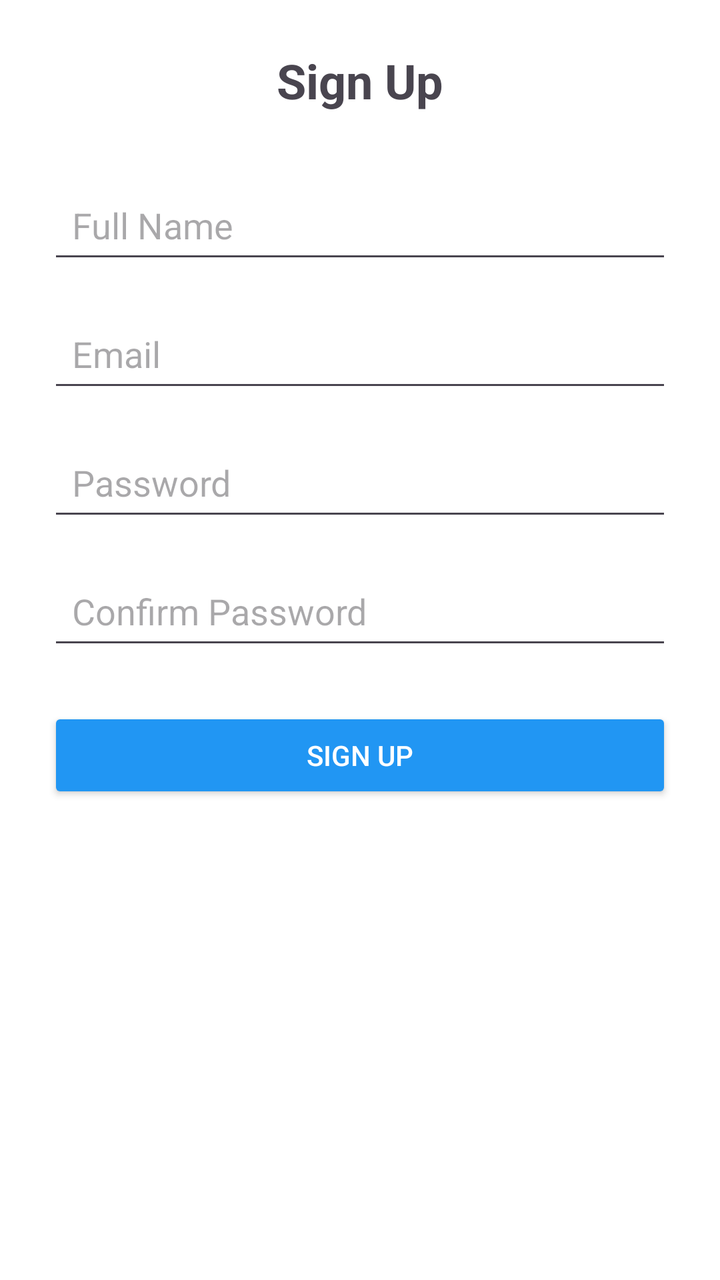
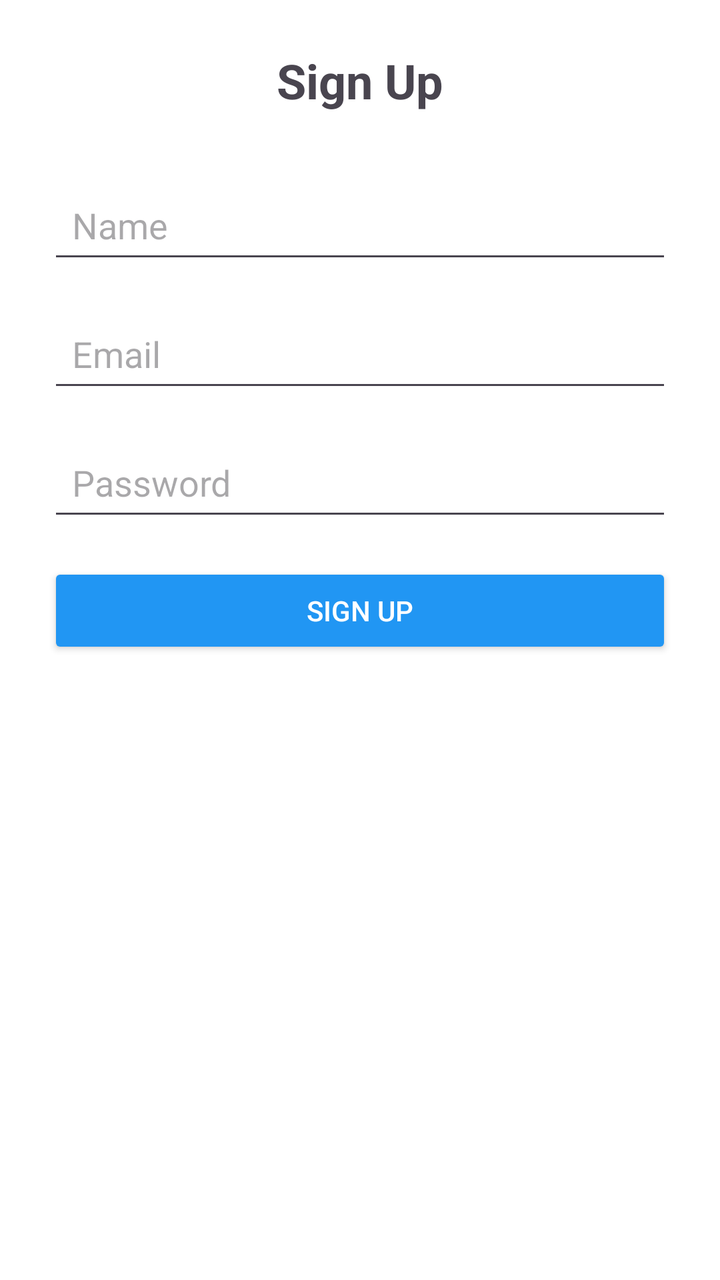

The first picture is an Android layout as it rendered before a commit; the second is the same layout after the commit. The layout source and the unified diff follow.
<!-- AndroidManifest.xml: application theme Theme.MyApplication -->
<!-- res/layout/activity_signup.xml -->
<?xml version="1.0" encoding="utf-8"?>
<ScrollView xmlns:android="http://schemas.android.com/apk/res/android"
    android:layout_width="match_parent"
    android:layout_height="match_parent"
    android:padding="24dp"
    android:background="#FFFFFF">

    <LinearLayout
        android:orientation="vertical"
        android:layout_width="match_parent"
        android:layout_height="wrap_content">

        <TextView
            android:layout_width="wrap_content"
            android:layout_height="wrap_content"
            android:text="Sign Up"
            android:textSize="24sp"
            android:textStyle="bold"
            android:layout_gravity="center_horizontal"
            android:layout_marginBottom="32dp" />

        <EditText
            android:id="@+id/editTextFullName"
            android:layout_width="match_parent"
            android:layout_height="wrap_content"
            android:hint="Full Name"
            android:inputType="textPersonName"
            android:padding="12dp"
            android:layout_marginBottom="16dp" />

        <EditText
            android:id="@+id/editTextEmail"
            android:layout_width="match_parent"
            android:layout_height="wrap_content"
            android:hint="Email"
            android:inputType="textEmailAddress"
            android:padding="12dp"
            android:layout_marginBottom="16dp" />

        <EditText
            android:id="@+id/editTextPassword"
            android:layout_width="match_parent"
            android:layout_height="wrap_content"
            android:hint="Password"
            android:inputType="textPassword"
            android:padding="12dp"
            android:layout_marginBottom="16dp" />

        <EditText
            android:id="@+id/editTextConfirmPassword"
            android:layout_width="match_parent"
            android:layout_height="wrap_content"
            android:hint="Confirm Password"
            android:inputType="textPassword"
            android:padding="12dp"
            android:layout_marginBottom="24dp" />

        <Button
            android:id="@+id/buttonSignup"
            android:layout_width="match_parent"
            android:layout_height="wrap_content"
            android:text="Sign Up"
            android:backgroundTint="#2196F3"
            android:textColor="#FFFFFF"
            android:padding="12dp" />

    </LinearLayout>
</ScrollView>
<!-- resources referenced by this layout -->
<resources>
  <style name="Theme.MyApplication" parent="Base.Theme.MyApplication" />
  <style name="Base.Theme.MyApplication" parent="Theme.Material3.DayNight.NoActionBar">
          
          
      </style>
</resources>

<!-- the commit's change to res/layout/activity_signup.xml (unified diff, before → after) -->
@@ -23,7 +23,7 @@
             android:id="@+id/editTextFullName"
             android:layout_width="match_parent"
             android:layout_height="wrap_content"
-            android:hint="Full Name"
+            android:hint= "Name"
             android:inputType="textPersonName"
             android:padding="12dp"
             android:layout_marginBottom="16dp" />
@@ -46,15 +46,6 @@
             android:padding="12dp"
             android:layout_marginBottom="16dp" />
 
-        <EditText
-            android:id="@+id/editTextConfirmPassword"
-            android:layout_width="match_parent"
-            android:layout_height="wrap_content"
-            android:hint="Confirm Password"
-            android:inputType="textPassword"
-            android:padding="12dp"
-            android:layout_marginBottom="24dp" />
-
         <Button
             android:id="@+id/buttonSignup"
             android:layout_width="match_parent"
